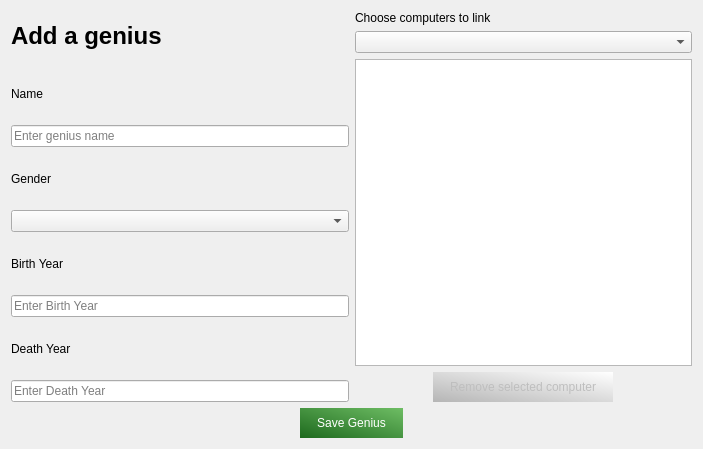
Before: the Qt Designer form addgenius.ui in danielm15/VLN1-2016-Hopur_16, drawn with Qt 5.
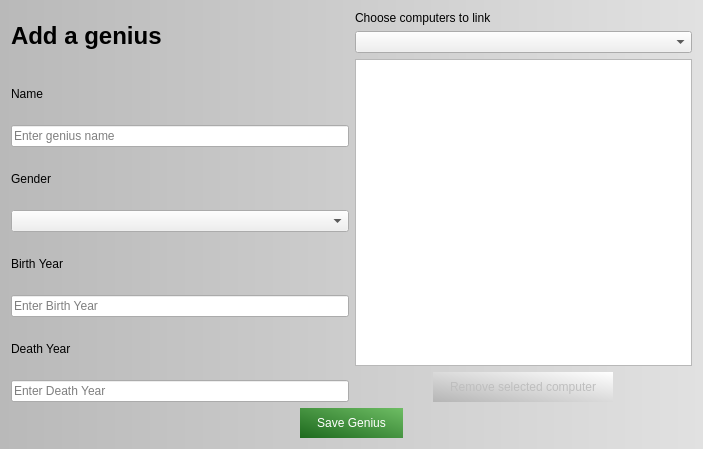
After: the same form once the commit is applied. Icons and pictures are not drawn.

Commit message: Added gradient to all window backgrounds

What changed in the file:
```diff
--- a/addgenius.ui
+++ b/addgenius.ui
@@ -17,6 +17,11 @@
    <iconset resource="resources.qrc">
     <normaloff>:/icons/images/addgenius.png</normaloff>:/icons/images/addgenius.png</iconset>
   </property>
+  <property name="styleSheet">
+   <string notr="true">#AddGenius{
+background-color: qlineargradient(spread:pad, x1:0, y1:0, x2:1, y2:0, stop:0 rgba(185, 185, 185, 255), stop:1 rgba(225, 225, 225, 255));
+}</string>
+  </property>
   <layout class="QVBoxLayout" name="verticalLayout">
    <item>
     <layout class="QHBoxLayout" name="horizontalLayout_6">
```
The commit also changes 4 other files.
